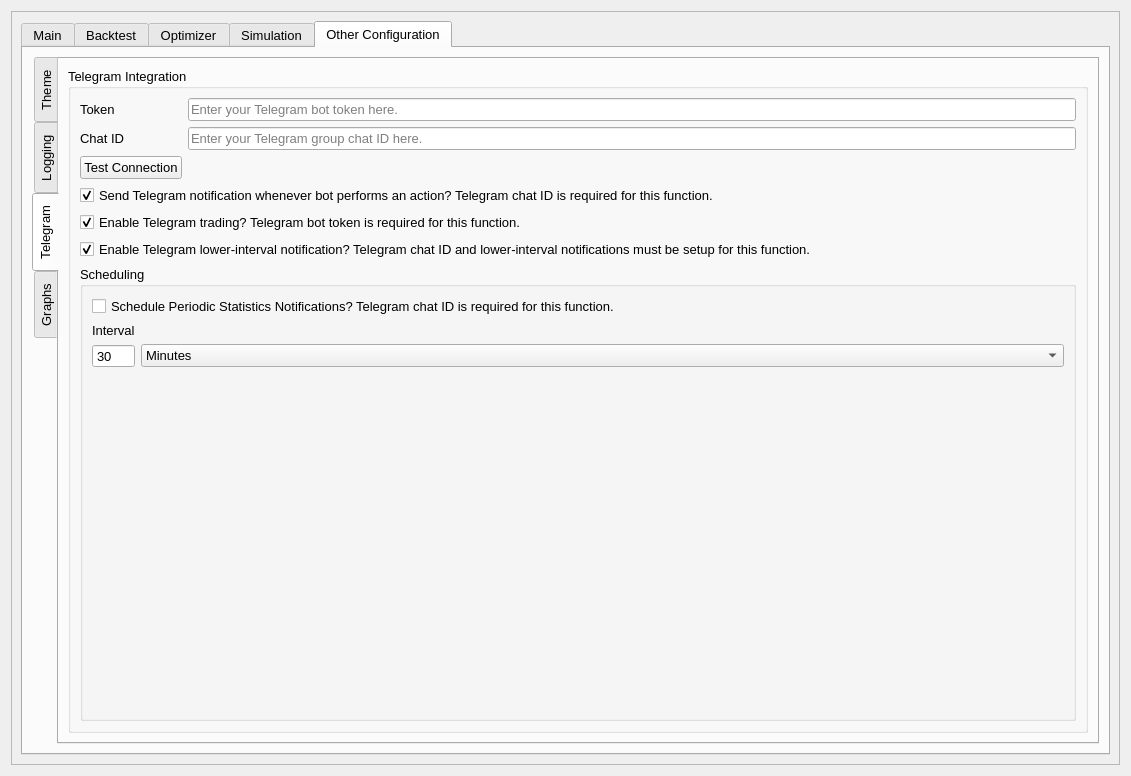
Before: the Qt Designer form UI/configuration.ui in ZENALC/algobot, drawn with Qt 5.
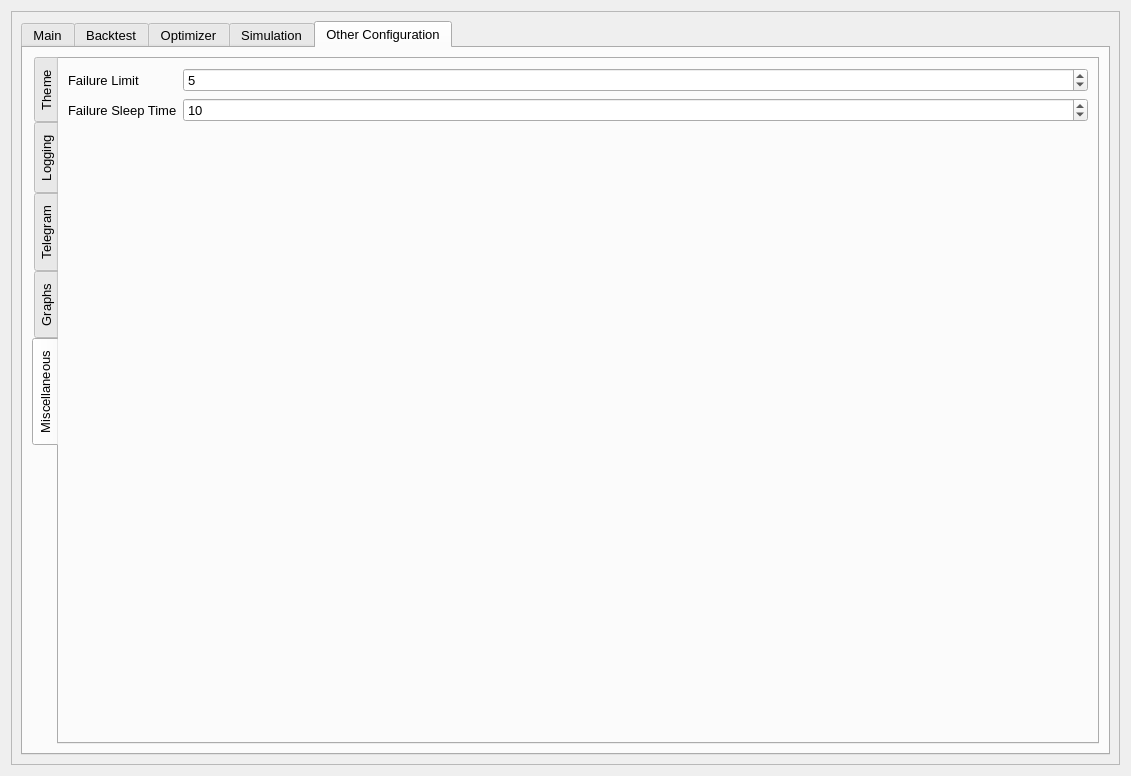
After: the same form once the commit is applied. The open tabs and pages were chosen to show the change.

Commit message: added ability to specify fail count

Diff of the .ui file:
```diff
--- a/UI/configuration.ui
+++ b/UI/configuration.ui
@@ -1655,7 +1655,7 @@
               <enum>QTabWidget::Rounded</enum>
              </property>
              <property name="currentIndex">
-              <number>2</number>
+              <number>4</number>
              </property>
              <property name="tabsClosable">
               <bool>false</bool>
@@ -2491,6 +2491,53 @@
                </item>
               </layout>
              </widget>
+             <widget class="QWidget" name="tab_2">
+              <attribute name="title">
+               <string>Miscellaneous</string>
+              </attribute>
+              <layout class="QFormLayout" name="formLayout">
+               <item row="0" column="0">
+                <widget class="QLabel" name="failLimitLabel">
+                 <property name="toolTip">
+                  <string>Amount of times to retry after a fail while running a simulation or bot.</string>
+                 </property>
+                 <property name="text">
+                  <string>Failure Limit</string>
+                 </property>
+                </widget>
+               </item>
+               <item row="0" column="1">
+                <widget class="QSpinBox" name="failureLimitSpinBox">
+                 <property name="minimum">
+                  <number>1</number>
+                 </property>
+                 <property name="value">
+                  <number>5</number>
+                 </property>
+                </widget>
+               </item>
+               <item row="1" column="0">
+                <widget class="QLabel" name="failSleepLabel">
+                 <property name="toolTip">
+                  <string>Amount of time to wait before retrying to execute simulation or bot.</string>
+                 </property>
+                 <property name="text">
+                  <string>Failure Sleep Time</string>
+                 </property>
+                </widget>
+               </item>
+               <item row="1" column="1">
+                <widget class="QSpinBox" name="failureSleepSpinBox">
+                 <property name="minimum">
+                  <number>1</number>
+                 </property>
+                 <property name="value">
+                  <number>10</number>
+                 </property>
+                </widget>
+               </item>
+              </layout>
+             </widget>
             </widget>
            </item>
           </layout>
```
The commit also changes 1 other file.
